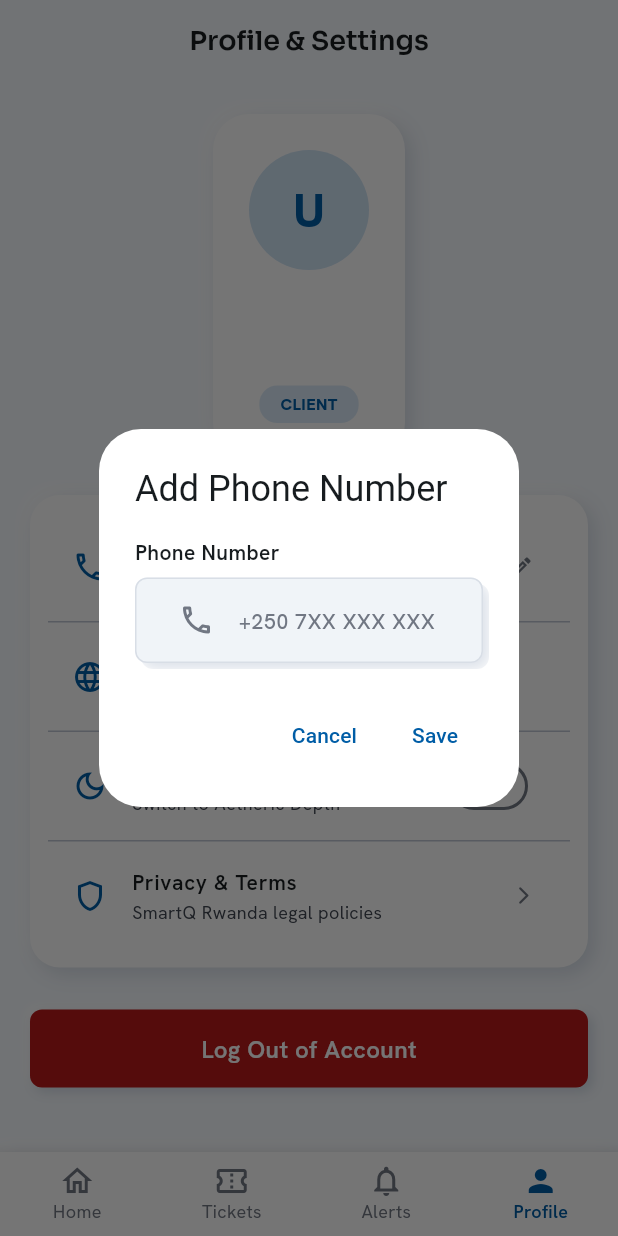
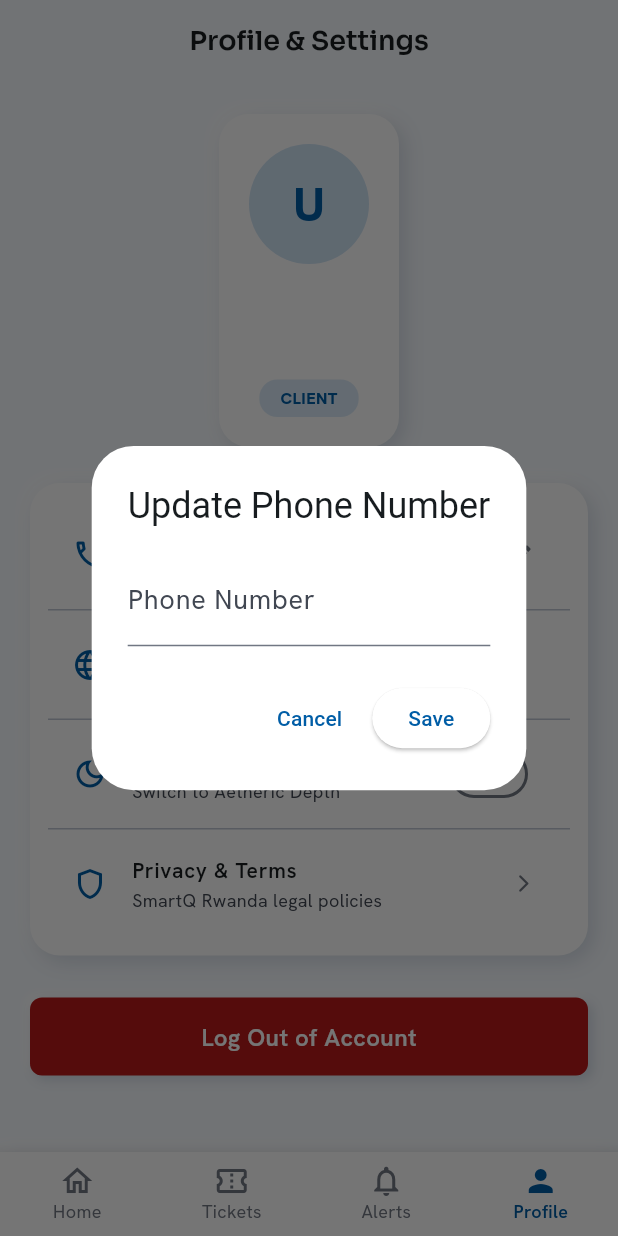
Before and after one commit to Christian-Regnante/SmartQ-MobileApp, a Flutter app: the ProfilePage screen opened by its route, after a tap on "Phone Number", on a phone screen of 412 x 824 dp. Run offline on Flutter 3.47's test engine with Material 3 defaults, Android fonts, the phone set to English and light mode, and no system bars; our stand-ins replace cloud_firestore, equatable, firebase_auth, firebase_core, flutter_bloc, get_it and 4 more; accounts and stored records are empty.

Commit message:
SmartQ testing

```diff
--- a/lib/features/client/presentation/pages/join_queue_page.dart
+++ b/lib/features/client/presentation/pages/join_queue_page.dart
@@ -71,7 +71,7 @@ class _JoinQueuePageState extends State<JoinQueuePage> {
     return Scaffold(
       backgroundColor: AppColors.background,
       appBar: AppBar(
-        title: Text('Join Queue'),
+        title: const Text('Join Queue'),
         leading: IconButton(
           icon: const Icon(Icons.arrow_back_rounded),
           onPressed: () => context.pop(),
--- a/lib/features/client/presentation/pages/organizations_page.dart
+++ b/lib/features/client/presentation/pages/organizations_page.dart
@@ -34,7 +34,7 @@ class _OrganizationsPageState extends State<OrganizationsPage> {
     return Scaffold(
       backgroundColor: AppColors.background,
       appBar: AppBar(
-        title: Text('Organizations'),
+        title: const Text('Organizations'),
         centerTitle: true,
       ),
       body: SafeArea(
--- a/lib/features/client/presentation/pages/tickets_history_page.dart
+++ b/lib/features/client/presentation/pages/tickets_history_page.dart
@@ -58,7 +58,7 @@ class _TicketsHistoryPageState extends State<TicketsHistoryPage>
     return Scaffold(
       backgroundColor: AppColors.background,
       appBar: AppBar(
-        title: Text('My Ticket History'),
+        title: const Text('My Ticket History'),
         centerTitle: true,
         bottom: TabBar(
           controller: _tabController,
--- a/lib/features/organization_admin/presentation/pages/admin_dashboard_page.dart
+++ b/lib/features/organization_admin/presentation/pages/admin_dashboard_page.dart
@@ -149,7 +149,7 @@ class _AdminDashboardPageState extends State<AdminDashboardPage> {
     return Scaffold(
       backgroundColor: AppColors.background,
       appBar: AppBar(
-        title: Text('Organization Control Panel'),
+        title: const Text('Organization Control Panel'),
         centerTitle: true,
       ),
       body: SafeArea(
@@ -185,7 +185,7 @@ class _AdminDashboardPageState extends State<AdminDashboardPage> {
                         ),
                       ),
                       icon: const Icon(Icons.add_rounded),
-                      label: Text('Add Service Desk'),
+                      label: const Text('Add Service Desk'),
                       onPressed: () => _showAddServiceDialog(orgId),
                     ),
                   ),
--- a/lib/features/organization_admin/presentation/pages/admin_services_page.dart
+++ b/lib/features/organization_admin/presentation/pages/admin_services_page.dart
@@ -250,7 +250,7 @@ class _AdminServicesPageState extends State<AdminServicesPage> {
     showDialog(
       context: context,
       builder: (ctx) => AlertDialog(
-        title: Text('Delete Service Desk'),
+        title: const Text('Delete Service Desk'),
         content: Text('Are you sure you want to permanently delete "$serviceName" from Firestore? Staff assignments will be cleaned up.'),
         actions: [
           TextButton(onPressed: () => Navigator.pop(ctx), child: const Text('Cancel')),
--- a/lib/features/organization_admin/presentation/pages/admin_staff_page.dart
+++ b/lib/features/organization_admin/presentation/pages/admin_staff_page.dart
@@ -248,7 +248,7 @@ class _AdminStaffPageState extends State<AdminStaffPage> {
     showDialog(
       context: context,
       builder: (ctx) => AlertDialog(
-        title: Text('Delete Staff Member'),
+        title: const Text('Delete Staff Member'),
         content: Text('Are you sure you want to delete ${staff.fullName}? This action will remove the staff profile from Firestore.'),
         actions: [
           TextButton(onPressed: () => Navigator.pop(ctx), child: const Text('Cancel')),
--- a/lib/features/profile/presentation/pages/profile_page.dart
+++ b/lib/features/profile/presentation/pages/profile_page.dart
@@ -1,13 +1,10 @@
 import 'package:flutter/material.dart';
 import 'package:flutter_bloc/flutter_bloc.dart';
-import 'package:go_router/go_router.dart';
-import '../../../../core/constants/route_constants.dart';
+
 import '../../../../core/theme/app_colors.dart';
 import '../../../../core/theme/theme_cubit.dart';
-import '../../../../core/utils/phone_validators.dart';
 import '../../../../core/widgets/neumorphic_button.dart';
 import '../../../../core/widgets/neumorphic_card.dart';
-import '../../../../core/widgets/neumorphic_input.dart';
 import '../../../auth/presentation/bloc/auth_bloc.dart';
 import '../../../auth/presentation/bloc/auth_event.dart';
 import '../../../auth/presentation/bloc/auth_state.dart';
@@ -23,96 +20,80 @@ class _ProfilePageState extends State<ProfilePage> {
   String _selectedLanguage = 'English';
   bool _expectingPhoneUpdate = false;
 
-  void _onLogoutSubmitted() {
+  void _onEditPhone(String? currentPhone) {
+    final controller = TextEditingController(text: currentPhone ?? '');
     showDialog(
       context: context,
-      builder: (context) => AlertDialog(
-        title: const Text('Confirm Logout'),
-        content: const Text('Are you sure you want to log out of SmartQ Rwanda?'),
+      builder: (dialogCtx) => AlertDialog(
+        title: const Text('Update Phone Number'),
+        content: TextField(
+          controller: controller,
+          keyboardType: TextInputType.phone,
+          decoration: const InputDecoration(
+            hintText: 'e.g. +250 788 000 111',
+            labelText: 'Phone Number',
+          ),
+        ),
         actions: [
           TextButton(
-            onPressed: () => Navigator.pop(context),
+            onPressed: () => Navigator.pop(dialogCtx),
             child: const Text('Cancel'),
           ),
-          TextButton(
+          ElevatedButton(
             onPressed: () {
-              Navigator.pop(context);
-              context.read<AuthBloc>().add(AuthLogoutRequested());
-              context.go(RouteConstants.login);
+              final newPhone = controller.text.trim();
+              Navigator.pop(dialogCtx);
+              if (newPhone.isNotEmpty) {
+                setState(() => _expectingPhoneUpdate = true);
+                context.read<AuthBloc>().add(AuthUpdatePhoneRequested(phoneNumber: newPhone));
+              }
             },
-            child: Text('Logout', style: TextStyle(color: AppColors.error)),
+            child: const Text('Save'),
           ),
         ],
       ),
     );
   }
 
-  Future<void> _onEditPhone(String? currentPhone) async {
-    final formKey = GlobalKey<FormState>();
-    final controller = TextEditingController(text: currentPhone ?? '');
-    final saved = await showDialog<String>(
+  void _onLogoutSubmitted() {
+    showDialog(
       context: context,
-      builder: (dialogContext) {
-        return AlertDialog(
-          title: Text(
-            (currentPhone == null || currentPhone.isEmpty)
-                ? 'Add Phone Number'
-                : 'Edit Phone Number',
+      builder: (dialogCtx) => AlertDialog(
+        title: const Text('Confirm Logout'),
+        content: const Text('Are you sure you want to log out of your SmartQ session?'),
+        actions: [
+          TextButton(
+            onPressed: () => Navigator.pop(dialogCtx),
+            child: const Text('Cancel'),
           ),
-          content: Form(
-            key: formKey,
-            child: NeumorphicInput(
-              controller: controller,
-              labelText: 'Phone Number',
-              hintText: '+250 7XX XXX XXX',
-              keyboardType: TextInputType.phone,
-              prefixIcon: Icon(Icons.phone_outlined, color: AppColors.outline),
-              validator: PhoneValidators.rwandaMobile,
+          ElevatedButton(
+            style: ElevatedButton.styleFrom(
+              backgroundColor: AppColors.error,
+              foregroundColor: Colors.white,
             ),
+            onPressed: () {
+              Navigator.pop(dialogCtx);
+              context.read<AuthBloc>().add(AuthLogoutRequested());
+            },
+            child: const Text('Log Out'),
           ),
-          actions: [
-            TextButton(
-              onPressed: () => Navigator.pop(dialogContext),
-              child: const Text('Cancel'),
-            ),
-            TextButton(
-              onPressed: () {
-                if (formKey.currentState?.validate() ?? false) {
-                  Navigator.pop(dialogContext, controller.text.trim());
-                }
-              },
-              child: Text('Save', style: TextStyle(color: AppColors.primary)),
-            ),
-          ],
-        );
-      },
+        ],
+      ),
     );
-
-    // Dispose after the dialog route is fully unmounted to avoid
-    // '_dependents.isEmpty' crashes from TextFormField still listening.
-    WidgetsBinding.instance.addPostFrameCallback((_) {
-      controller.dispose();
-    });
-
-    if (saved == null || !mounted) return;
-
-    final normalized = saved.replaceAll(RegExp(r'[\s\-\(\)]'), '');
-    setState(() => _expectingPhoneUpdate = true);
-    context.read<AuthBloc>().add(AuthUpdatePhoneRequested(phoneNumber: normalized));
   }
 
   @override
   Widget build(BuildContext context) {
-    final authState = context.watch<AuthBloc>().state;
     final themeCubit = context.watch<ThemeCubit>();
     final isDarkMode = themeCubit.isDarkMode;
-
+    final authState = context.watch<AuthBloc>().state;
     final user = authState is Authenticated ? authState.user : null;
     final userName = user?.fullName ?? 'User Account';
     final userEmail = user?.email ?? 'user@smartq.rw';
     final userRoleStr = user?.role.name ?? 'Client';
-    final hasPhone = user?.phoneNumber != null && user!.phoneNumber!.trim().isNotEmpty;
-    final userPhone = hasPhone ? user!.phoneNumber! : 'Add phone number';
+    final phone = user?.phoneNumber?.trim();
+    final hasPhone = phone != null && phone.isNotEmpty;
+    final userPhone = hasPhone ? phone : 'Add phone number';
 
     return Scaffold(
       backgroundColor: AppColors.background,
@@ -142,9 +123,10 @@ class _ProfilePageState extends State<ProfilePage> {
             padding: const EdgeInsets.all(20.0),
             child: Column(
               children: [
+                // User Header Card
                 NeumorphicCard(
-                  borderRadius: 24,
-                  padding: const EdgeInsets.all(24),
+                  borderRadius: 20,
+                  padding: const EdgeInsets.all(20),
                   child: Column(
                     children: [
                       Container(
@@ -198,6 +180,8 @@ class _ProfilePageState extends State<ProfilePage> {
                   ),
                 ),
                 const SizedBox(height: 24),
+
+                // Settings Card
                 NeumorphicCard(
                   borderRadius: 20,
                   padding: const EdgeInsets.all(12),
@@ -207,7 +191,7 @@ class _ProfilePageState extends State<ProfilePage> {
                       children: [
                         ListTile(
                           leading: Icon(Icons.phone_outlined, color: AppColors.primary),
-                          title: Text(
+                          title: const Text(
                             'Phone Number',
                             style: TextStyle(fontSize: 14, fontWeight: FontWeight.w600),
                           ),
@@ -225,7 +209,7 @@ class _ProfilePageState extends State<ProfilePage> {
                         const Divider(height: 1),
                         ListTile(
                           leading: Icon(Icons.language_rounded, color: AppColors.primary),
-                          title: Text(
+                          title: const Text(
                             'App Language',
                             style: TextStyle(fontSize: 14, fontWeight: FontWeight.w600),
                           ),
@@ -246,7 +230,7 @@ class _ProfilePageState extends State<ProfilePage> {
                             isDarkMode ? Icons.dark_mode : Icons.dark_mode_outlined,
                             color: AppColors.primary,
                           ),
-                          title: Text(
+                          title: const Text(
                             'Dark Mode',
                             style: TextStyle(fontSize: 14, fontWeight: FontWeight.w600),
                           ),
@@ -264,7 +248,7 @@ class _ProfilePageState extends State<ProfilePage> {
                         const Divider(height: 1),
                         ListTile(
                           leading: Icon(Icons.shield_outlined, color: AppColors.primary),
-                          title: Text(
+                          title: const Text(
                             'Privacy & Terms',
                             style: TextStyle(fontSize: 14, fontWeight: FontWeight.w600),
                           ),
--- a/lib/features/staff/presentation/pages/staff_dashboard_page.dart
+++ b/lib/features/staff/presentation/pages/staff_dashboard_page.dart
@@ -134,7 +134,7 @@ class _StaffDashboardPageState extends State<StaffDashboardPage> {
     return Scaffold(
       backgroundColor: AppColors.background,
       appBar: AppBar(
-        title: Text('Staff Service Desk'),
+        title: const Text('Staff Service Desk'),
         centerTitle: true,
         actions: [
           Switch(
@@ -334,7 +334,7 @@ class _StaffDashboardPageState extends State<StaffDashboardPage> {
                                     ),
                                   ),
                                   icon: const Icon(Icons.cancel_outlined),
-                                  label: Text('Cancel'),
+                                  label: const Text('Cancel'),
                                   onPressed: () => _onCancelServingTicket(servingTicket.id),
                                 ),
                               ),
--- a/lib/features/super_admin/presentation/pages/super_admin_admins_page.dart
+++ b/lib/features/super_admin/presentation/pages/super_admin_admins_page.dart
@@ -227,7 +227,7 @@ class _SuperAdminAdminsPageState extends State<SuperAdminAdminsPage> {
     showDialog(
       context: context,
       builder: (ctx) => AlertDialog(
-        title: Text('Delete Org Administrator'),
+        title: const Text('Delete Org Administrator'),
         content: Text('Are you sure you want to delete ${admin.fullName}? This will remove the admin user and unassign their organization.'),
         actions: [
           TextButton(onPressed: () => Navigator.pop(ctx), child: const Text('Cancel')),
--- a/lib/features/super_admin/presentation/pages/super_admin_dashboard_page.dart
+++ b/lib/features/super_admin/presentation/pages/super_admin_dashboard_page.dart
@@ -122,7 +122,7 @@ class _SuperAdminDashboardPageState extends State<SuperAdminDashboardPage> {
     return Scaffold(
       backgroundColor: AppColors.background,
       appBar: AppBar(
-        title: Text('SmartQ Master Portal'),
+        title: const Text('SmartQ Master Portal'),
         centerTitle: true,
       ),
       body: SafeArea(
@@ -215,7 +215,7 @@ class _SuperAdminDashboardPageState extends State<SuperAdminDashboardPage> {
                         ),
                       ),
                       icon: const Icon(Icons.domain_add_rounded),
-                      label: Text('Register Institution'),
+                      label: const Text('Register Institution'),
                       onPressed: _showAddOrgDialog,
                     ),
                   ),
--- a/lib/features/super_admin/presentation/pages/super_admin_orgs_page.dart
+++ b/lib/features/super_admin/presentation/pages/super_admin_orgs_page.dart
@@ -218,7 +218,7 @@ class _SuperAdminOrgsPageState extends State<SuperAdminOrgsPage> {
     showDialog(
       context: context,
       builder: (ctx) => AlertDialog(
-        title: Text('Delete Organization'),
+        title: const Text('Delete Organization'),
         content: Text(
           'Are you sure you want to delete ${org.name}? This will remove the institution and disassociate assigned admins and services.',
         ),
```
Also changed, not shown: 1 other file.
